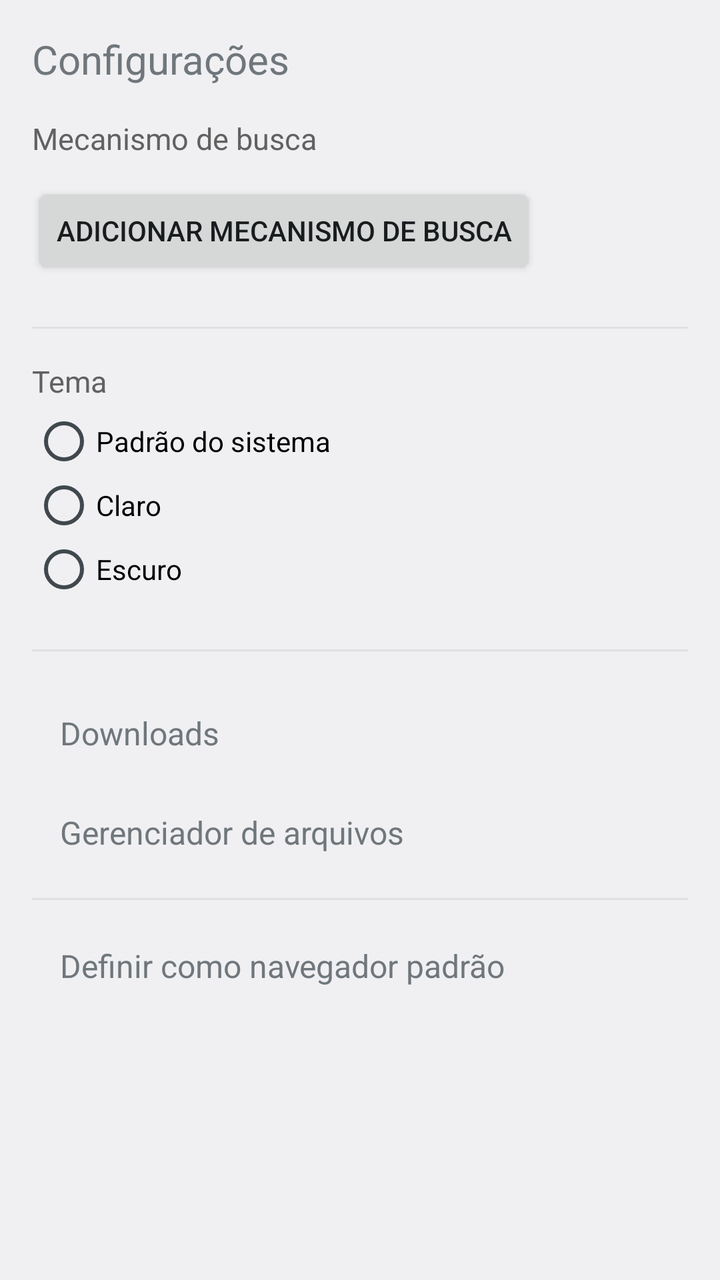
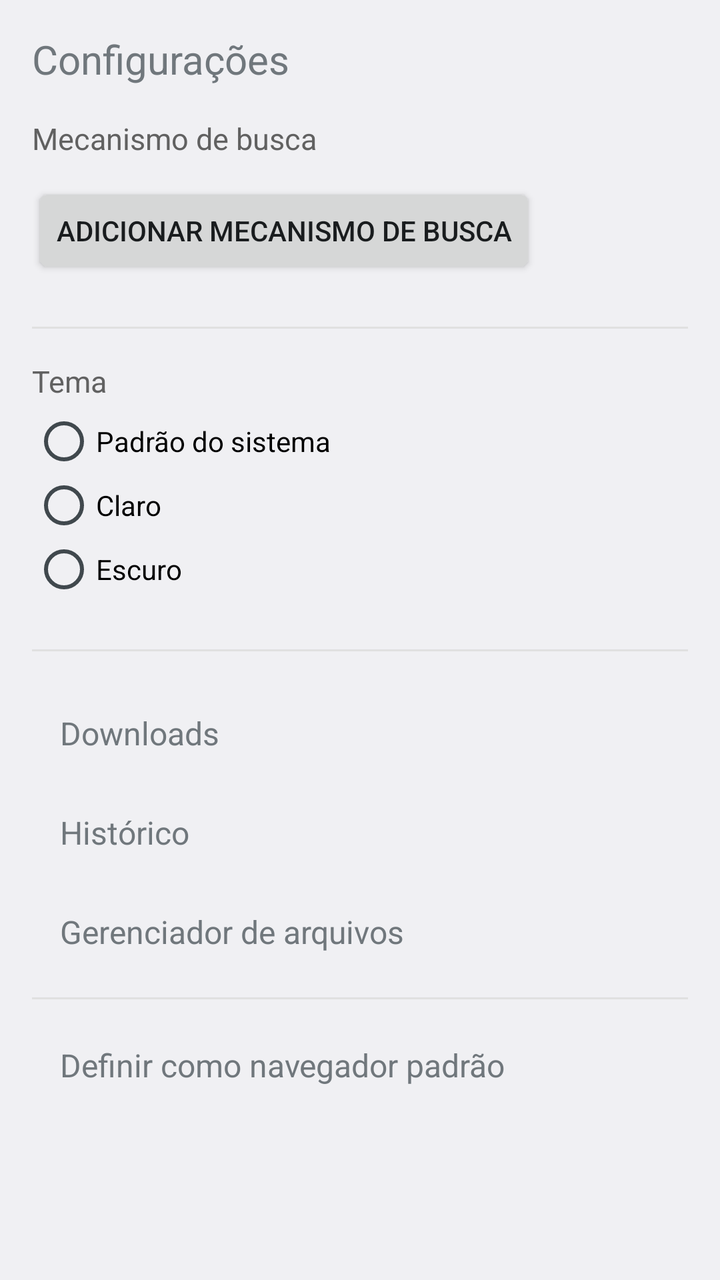

Before-and-after screenshots of an Android layout around one commit, followed by the original layout XML and the change that was made.
<!-- AndroidManifest.xml: application theme Theme.AospBrowser -->
<!-- res/layout/activity_settings.xml -->
<?xml version="1.0" encoding="utf-8"?>
<ScrollView xmlns:android="http://schemas.android.com/apk/res/android"
    android:layout_width="match_parent"
    android:layout_height="match_parent">

    <LinearLayout
        android:layout_width="match_parent"
        android:layout_height="wrap_content"
        android:orientation="vertical"
        android:padding="16dp">

        <TextView
            android:layout_width="wrap_content"
            android:layout_height="wrap_content"
            android:text="@string/settings_title"
            android:textSize="20sp"
            android:layout_marginBottom="16dp" />

        <TextView
            android:layout_width="wrap_content"
            android:layout_height="wrap_content"
            android:text="@string/settings_search_engine"
            android:textSize="15sp"
            android:textColor="#616161"
            android:layout_marginBottom="4dp" />

        <RadioGroup
            android:id="@+id/searchEngineGroup"
            android:layout_width="match_parent"
            android:layout_height="wrap_content"
            android:orientation="vertical"
            android:layout_marginBottom="8dp" />

        <Button
            android:id="@+id/btnAddSearchEngine"
            android:layout_width="wrap_content"
            android:layout_height="wrap_content"
            android:text="@string/settings_add_search_engine"
            android:layout_marginBottom="24dp" />

        <View
            android:layout_width="match_parent"
            android:layout_height="1dp"
            android:background="#E0E0E0"
            android:layout_marginBottom="16dp" />

        <TextView
            android:layout_width="wrap_content"
            android:layout_height="wrap_content"
            android:text="@string/settings_theme"
            android:textSize="15sp"
            android:textColor="#616161"
            android:layout_marginBottom="4dp" />

        <RadioGroup
            android:id="@+id/themeGroup"
            android:layout_width="match_parent"
            android:layout_height="wrap_content"
            android:orientation="vertical"
            android:layout_marginBottom="24dp">

            <RadioButton
                android:id="@+id/themeSystem"
                android:layout_width="match_parent"
                android:layout_height="wrap_content"
                android:text="@string/settings_theme_system" />

            <RadioButton
                android:id="@+id/themeLight"
                android:layout_width="match_parent"
                android:layout_height="wrap_content"
                android:text="@string/settings_theme_light" />

            <RadioButton
                android:id="@+id/themeDark"
                android:layout_width="match_parent"
                android:layout_height="wrap_content"
                android:text="@string/settings_theme_dark" />
        </RadioGroup>

        <View
            android:layout_width="match_parent"
            android:layout_height="1dp"
            android:background="#E0E0E0"
            android:layout_marginBottom="16dp" />

        
        <TextView
            android:id="@+id/menuDownloads"
            android:layout_width="match_parent"
            android:layout_height="wrap_content"
            android:text="@string/settings_downloads"
            android:textSize="16sp"
            android:padding="14dp"
            android:clickable="true"
            android:focusable="true"
            android:background="?android:attr/selectableItemBackground" />

        
        <TextView
            android:id="@+id/menuFileManager"
            android:layout_width="match_parent"
            android:layout_height="wrap_content"
            android:text="@string/settings_file_manager"
            android:textSize="16sp"
            android:padding="14dp"
            android:clickable="true"
            android:focusable="true"
            android:background="?android:attr/selectableItemBackground" />

        <View
            android:layout_width="match_parent"
            android:layout_height="1dp"
            android:background="#E0E0E0"
            android:layout_marginTop="8dp"
            android:layout_marginBottom="8dp" />

        
        <TextView
            android:id="@+id/menuDefaultBrowser"
            android:layout_width="match_parent"
            android:layout_height="wrap_content"
            android:text="@string/settings_default_browser"
            android:textSize="16sp"
            android:padding="14dp"
            android:clickable="true"
            android:focusable="true"
            android:background="?android:attr/selectableItemBackground" />

    </LinearLayout>
</ScrollView>
<!-- resources referenced by this layout -->
<resources>
  <string name="settings_add_search_engine">Adicionar mecanismo de busca</string>
  <string name="settings_default_browser">Definir como navegador padrão</string>
  <string name="settings_downloads">Downloads</string>
  <string name="settings_file_manager">Gerenciador de arquivos</string>
  <string name="settings_search_engine">Mecanismo de busca</string>
  <string name="settings_theme">Tema</string>
  <string name="settings_theme_dark">Escuro</string>
  <string name="settings_theme_light">Claro</string>
  <string name="settings_theme_system">Padrão do sistema</string>
  <string name="settings_title">Configurações</string>
  <style name="Theme.AospBrowser" parent="android:Theme.DeviceDefault.Light.NoActionBar" />
</resources>

<!-- the commit's change to res/layout/activity_settings.xml (unified diff, before → after) -->
@@ -98,6 +98,18 @@
 
         
         <TextView
+            android:id="@+id/menuHistory"
+            android:layout_width="match_parent"
+            android:layout_height="wrap_content"
+            android:text="@string/sidebar_item_history"
+            android:textSize="16sp"
+            android:padding="14dp"
+            android:clickable="true"
+            android:focusable="true"
+            android:background="?android:attr/selectableItemBackground" />
+
+        
+        <TextView
             android:id="@+id/menuFileManager"
             android:layout_width="match_parent"
             android:layout_height="wrap_content"
<!-- resource entries referenced after the edit -->
@@ -10,6 +10,7 @@
   <string name="settings_theme_light">Claro</string>
   <string name="settings_theme_system">Padrão do sistema</string>
   <string name="settings_title">Configurações</string>
+  <string name="sidebar_item_history">Histórico</string>
   <style name="Theme.AospBrowser" parent="android:Theme.DeviceDefault.Light.NoActionBar" />
 </resources>
 
